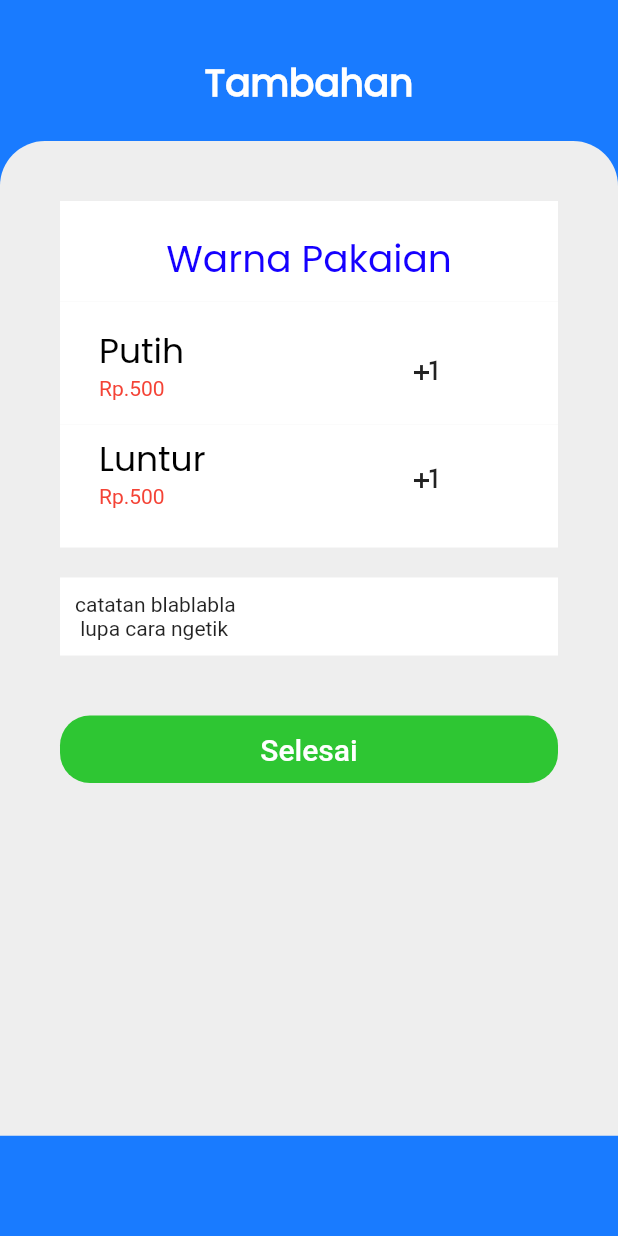
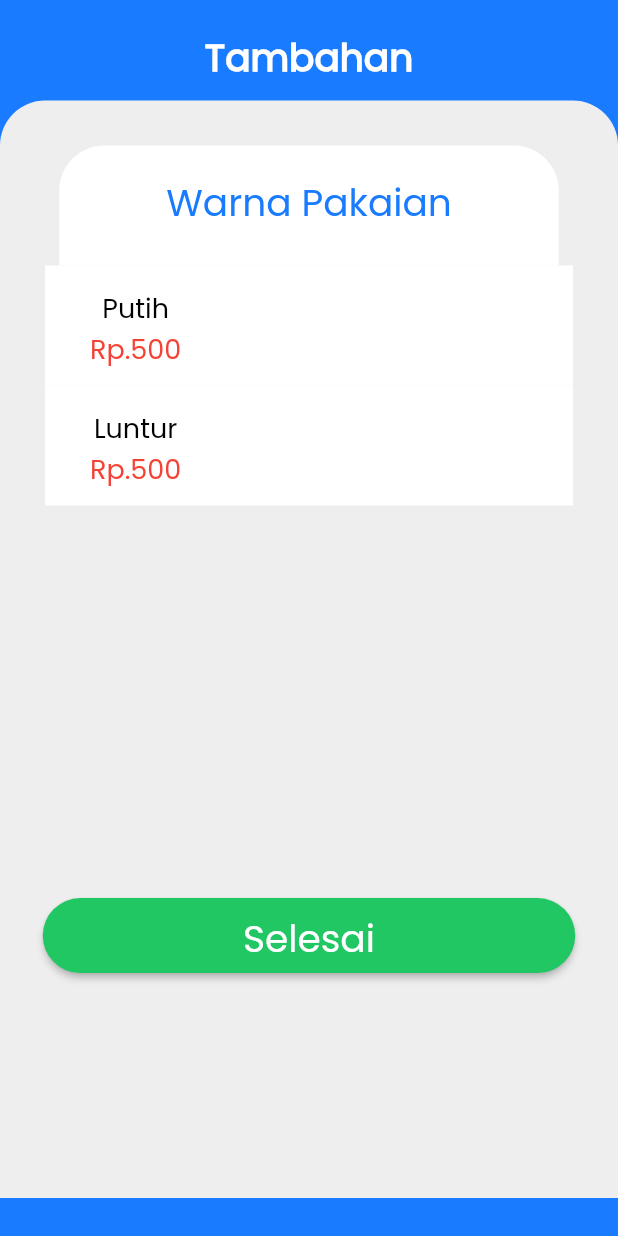
Before and after one commit to NaufalR23/PBM-A11, a Flutter app: the TambahanWidget screen opened directly, on a phone screen of 412 x 824 dp. Run offline on Flutter 3.47's test engine with Material 2 defaults, Android fonts, the phone set to English and light mode, and no system bars; our stand-ins replace firebase_auth, firebase_core, font_awesome_flutter, google_fonts, google_maps_flutter, image_picker and 2 more; missing offline and left inert: dart:ffi; accounts and stored records are empty.

Commit message:
benerin tambahan

```diff
--- a/lib/page/Tambahan.dart
+++ b/lib/page/Tambahan.dart
@@ -6,9 +6,15 @@ class TambahanWidget extends StatefulWidget {
 
   @override
   State<TambahanWidget> createState() => _DetailPesananState();
+
 }
 
 class _DetailPesananState extends State<TambahanWidget> {
+  Map<String, Map<String, int>> order = {
+    "Putih": {'price': 500, 'total': 0},
+    "Luntur": {'price': 500, 'total': 0}
+  };
+
   @override
   Widget build(BuildContext context) {
     return Scaffold(
@@ -20,19 +26,22 @@ class _DetailPesananState extends State<TambahanWidget> {
             child: Column(
               mainAxisSize: MainAxisSize.max,
               children: [
-                Text(
-                  '\nTambahan',
+                Padding(
+                  padding: EdgeInsetsDirectional.fromSTEB(0, 20, 0, 0),
+                  child : Text(
+                    'Tambahan',
                     style: TextStyle(
                         fontFamily: 'Poppins',
                         color: Colors.white,
                         fontSize: 25,
                         fontWeight: FontWeight.bold),
                   ),
+                ),
                 Padding(
-                  padding: EdgeInsetsDirectional.fromSTEB(0, 20, 0, 0),
+                  padding: EdgeInsetsDirectional.fromSTEB(0, 10, 0, 0),
                   child: Container(
-                    width: 430,
-                    height: 663.22,
+                    width: MediaQuery.of(context).size.width,
+                    height: MediaQuery.of(context).size.height*0.888,
                     decoration: BoxDecoration(
                       color: Color(0xFFEEEEEE),
                       borderRadius: BorderRadius.only(
@@ -45,102 +54,46 @@ class _DetailPesananState extends State<TambahanWidget> {
                     child: Column(
                       mainAxisSize: MainAxisSize.max,
                       children: [
-                        Expanded(
-                          child: ListView(
-                            padding: EdgeInsets.zero,
-                            scrollDirection: Axis.vertical,
-                            children: [
-                              Container(
-                                margin: EdgeInsets.fromLTRB(40, 40, 40, 0),
-                                padding: EdgeInsets.fromLTRB(10, 20, 10,
-                                    10), //apply padding to all four sides
+                        Padding(
+                          padding: EdgeInsets.fromLTRB(0, 30, 0,0),
+                          child: Container(
+                            padding: EdgeInsets.fromLTRB(0,20,0,0),
+                            width: 333,
+                            height: 80,
+                            decoration: BoxDecoration(
                             color: Colors.white,
-
+                            borderRadius: BorderRadius.only(
+                              bottomLeft: Radius.circular(0),
+                              bottomRight: Radius.circular(0),
+                              topLeft: Radius.circular(30),
+                              topRight: Radius.circular(30),
+                            ),
+                          ), //apply padding to all four sides
                           child: Text(
                             'Warna Pakaian',
                             textAlign: TextAlign.center,
                             style: TextStyle(
-                                    color: Color.fromARGB(255, 21, 0, 255),
+                              color: Color(0xFF197BFF),
                               fontFamily: 'Poppins',
                               fontSize: 25,
                             ),
                           ),
                         ),
-                              Container(
-                                padding: EdgeInsets.fromLTRB(10, 10, 10, 0),
-                                margin: EdgeInsets.fromLTRB(40, 0, 40, 0),
-                                color: Colors.white,
-                                child: Row(
+                        ),
+                        Expanded(
+                          child: SingleChildScrollView(
+                            child: Column(
                               children: [
-                                    Expanded(
-                                      child: ListTile(
-                                        title: Text(
-                                          'Putih',
-                                          style: TextStyle(
-                                            fontFamily: 'Poppins',
-                                            color: Colors.black,
-                                            fontSize: 23,
-                                          ),
-                                        ),
-                                        subtitle: Text(
-                                          'Rp.500',
-                                          style: TextStyle(color: Colors.red),
+                                clothWidget("Putih","Putih",  500),
+                                clothWidget("Luntur","Luntur", 500),
+                              ],
                             ),
                           ),
                         ),
-                                    Expanded(
-                                      child: Icon(Icons.plus_one),
-                                    ),
-                                  ],
-                                ),
-                              ),
                         Container(
-                                padding: EdgeInsets.fromLTRB(10, 0, 10, 10),
-                                margin: EdgeInsets.fromLTRB(40, 0, 40, 0),
-                                color: Colors.white,
-                                child: Row(
-                                  children: [
-                                    Expanded(
-                                      child: ListTile(
-                                        title: Text(
-                                          'Luntur',
-                                          style: TextStyle(
-                                            fontFamily: 'Poppins',
-                                            color: Colors.black,
-                                            fontSize: 23,
-                                          ),
-                                        ),
-                                        subtitle: Text(
-                                          'Rp.500',
-                                          style: TextStyle(color: Colors.red),
-                                        ),
-                                      ),
-                                    ),
-                                    Expanded(
-                                      child: Icon(Icons.plus_one),
-                                    ),
-                                  ],
-                                ),
-                              ),
-                              Container(
-                                padding: EdgeInsets.fromLTRB(10, 10, 10, 10),
-                                margin: EdgeInsets.fromLTRB(40, 20, 40, 20),
-                                color: Colors.white,
-                                child: Text(
-                                    'catatan blablabla \n lupa cara ngetik'),
-                              ),
-                              Container(
-                                margin: EdgeInsets.fromLTRB(40, 20, 40, 20),
-                                width: 200,
-                                height: 45,
-                                child: TextButton(
-                                  style: TextButton.styleFrom(
-                                    backgroundColor:
-                                        Color.fromARGB(255, 46, 198, 51),
-                                    shape: RoundedRectangleBorder(
-                                      borderRadius: BorderRadius.circular(20),
-                                    ),
-                                  ),
+                          width: 355,
+                          height: 50,
+                          child: ElevatedButton(
                               onPressed: () {
                                 Navigator.push(
                                   context,
@@ -151,30 +104,22 @@ class _DetailPesananState extends State<TambahanWidget> {
                                   ),
                                 );
                               },
-                                  child: Text(
+                              style: ElevatedButton.styleFrom(
+                                  padding: const EdgeInsets.only(
+                                      left: 50, right: 50, top: 5, bottom: 0),
+                                  shape: RoundedRectangleBorder(
+                                      borderRadius: BorderRadius.circular(50)),
+                                  primary: const Color.fromARGB(255, 32, 199, 99)),
+                              child: const Text(
                                 "Selesai",
                                 style: TextStyle(
-                                      fontSize: 20,
-                                      color: Color(0xffffffff),
+                                  fontSize: 25,
+                                  fontFamily: "Poppins"
                                 ),
                               ),
                             ),
                           ),
-                              ListTile(
-                                tileColor: Color(0xFFF5F5F5),
-                                dense: false,
-                                shape: RoundedRectangleBorder(
-                                  borderRadius: BorderRadius.only(
-                                    bottomLeft: Radius.circular(0),
-                                    bottomRight: Radius.circular(0),
-                                    topLeft: Radius.circular(20),
-                                    topRight: Radius.circular(20),
-                                  ),
-                                ),
-                              ),
-                            ],
-                          ),
-                        ),
+                        SizedBox(height: 150,),
                       ],
                     ),
                   ),
@@ -187,3 +132,53 @@ class _DetailPesananState extends State<TambahanWidget> {
     );
   }
 }
+    Container clothWidget(String name, String type, int price,) {
+      return Container(
+        padding: EdgeInsetsDirectional.fromSTEB(30, 0, 30, 0),
+        child: Column(
+          children: [
+          Container(
+            padding: EdgeInsetsDirectional.fromSTEB(20, 0, 0, 0),
+            // width: 100,
+            height: 80,
+            margin: EdgeInsets.all(0),
+            decoration: BoxDecoration(
+              color: Colors.white,
+              borderRadius: BorderRadius.only(
+                bottomLeft: Radius.circular(0),
+                bottomRight: Radius.circular(0),
+                topLeft: Radius.circular(0),
+                topRight: Radius.circular(0),
+              ),
+            ),
+            child: Row(
+              crossAxisAlignment: CrossAxisAlignment.center,
+              children: [
+                Container(
+                  padding: EdgeInsetsDirectional.fromSTEB(10, 15, 0, 0),
+                  child: Column(
+                      children: [
+                        Text("$name",
+                          style: TextStyle(
+                            fontFamily: 'Poppins',
+                            color: Colors.black,
+                            fontSize: 18,
+                            ),
+                          ),
+                        Text("Rp.$price",
+                        style: TextStyle(
+                          fontFamily: 'Poppins',
+                          color: Colors.red,
+                          fontSize: 18,
+                          ),
+                        ),
+                      ]
+                    ),
+                  ),
+                ]
+              ),
+            ),
+          ]
+        ),
+    );
+  }
```
Lines whose indentation alone changed are shown as unchanged.
